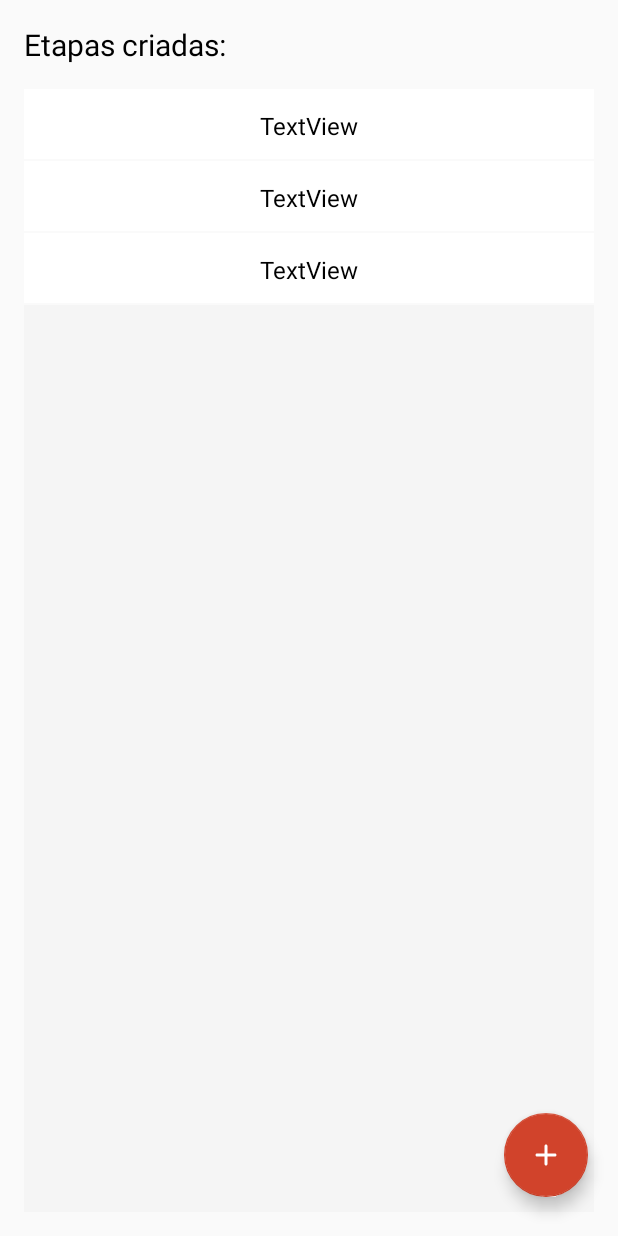
After one commit to BrConsani/CampeonatosVT, an Android app: the layout activity_steps.xml on its own in the app's theme, with its tools: preview values and no code run, on a phone screen of 412 x 824 dp. The commit adds this screen. Run offline under Robolectric (Android 15) with nearby library versions, the phone set to English and light mode, and no system bars.

Commit message:
Implemented create new step

```diff
--- a/app/src/main/AndroidManifest.xml
+++ b/app/src/main/AndroidManifest.xml
@@ -18,6 +18,8 @@
                 <category android:name="android.intent.category.LAUNCHER" />
             </intent-filter>
         </activity>
+        <activity android:name="br.com.beirario.campeonatosvt.activities.StepsActivity"
+            android:label="@string/title_steps"/>
     </application>
 
 </manifest>
--- /dev/null
+++ b/app/src/main/res/layout/activity_steps.xml
@@ -0,0 +1,50 @@
+<?xml version="1.0" encoding="utf-8"?>
+<android.support.constraint.ConstraintLayout
+    xmlns:android="http://schemas.android.com/apk/res/android"
+    xmlns:app="http://schemas.android.com/apk/res-auto"
+    xmlns:tools="http://schemas.android.com/tools"
+    android:layout_width="match_parent"
+    android:layout_height="match_parent"
+    tools:context="br.com.beirario.campeonatosvt.activities.StepsActivity">
+
+    <TextView
+        android:id="@+id/textView"
+        style="@style/AppTheme.TextView.Title"
+        android:layout_width="wrap_content"
+        android:layout_height="wrap_content"
+        android:layout_marginStart="16dp"
+        android:layout_marginTop="16dp"
+        android:text="@string/txt_created_steps"
+        app:layout_constraintStart_toStartOf="parent"
+        app:layout_constraintTop_toTopOf="parent" />
+
+    <android.support.v7.widget.RecyclerView
+        android:id="@+id/list"
+        android:layout_width="match_parent"
+        android:layout_height="0dp"
+        android:layout_marginStart="16dp"
+        android:layout_marginTop="16dp"
+        android:layout_marginEnd="16dp"
+        android:layout_marginBottom="16dp"
+        android:background="@color/list_view_background"
+        android:listSelector="@color/colorSelectionGrey"
+        app:layout_constraintBottom_toBottomOf="parent"
+        app:layout_constraintEnd_toEndOf="parent"
+        app:layout_constraintStart_toStartOf="parent"
+        app:layout_constraintTop_toBottomOf="@+id/textView"
+        tools:listitem="@layout/textview_list_item" />
+
+    <android.support.design.widget.FloatingActionButton
+        android:id="@+id/fab_add"
+        android:layout_width="wrap_content"
+        android:layout_height="wrap_content"
+        android:layout_marginEnd="8dp"
+        android:layout_marginBottom="8dp"
+        android:onClick="OnClickAddButton"
+        app:layout_constraintBottom_toBottomOf="parent"
+        app:layout_constraintEnd_toEndOf="parent"
+        app:srcCompat="@drawable/ic_add"
+        app:tint="@android:color/white"
+        app:useCompatPadding="true" />
+
+</android.support.constraint.ConstraintLayout>
--- a/app/src/main/res/values/strings.xml
+++ b/app/src/main/res/values/strings.xml
@@ -10,4 +10,9 @@
     <string name="hint_championship">Campeonato</string>
     <string name="body1_remove_championship">Você realmente deseja remover o campeonato?</string>
     <string name="btn_remove">Remover</string>
+    <string name="txt_created_steps">Etapas criadas:</string>
+    <string name="title_steps">Etapas</string>
+    <string name="body1_choose_name_step">Escolha um nome para sua nova etapa.</string>
+    <string name="title_create_step">Criar etapa</string>
+    <string name="hint_step">Etapa</string>
 </resources>
```
Also changed, not shown: app/src/main/java/br/com/beirario/campeonatosvt/activities/StepsActivity.java (added, +52 -0 lines), app/src/main/java/br/com/beirario/campeonatosvt/adapters/StepAdapter.java (added, +28 -0 lines), app/src/main/res/layout/dialog_create_step.xml (added, +36 -0 lines).
